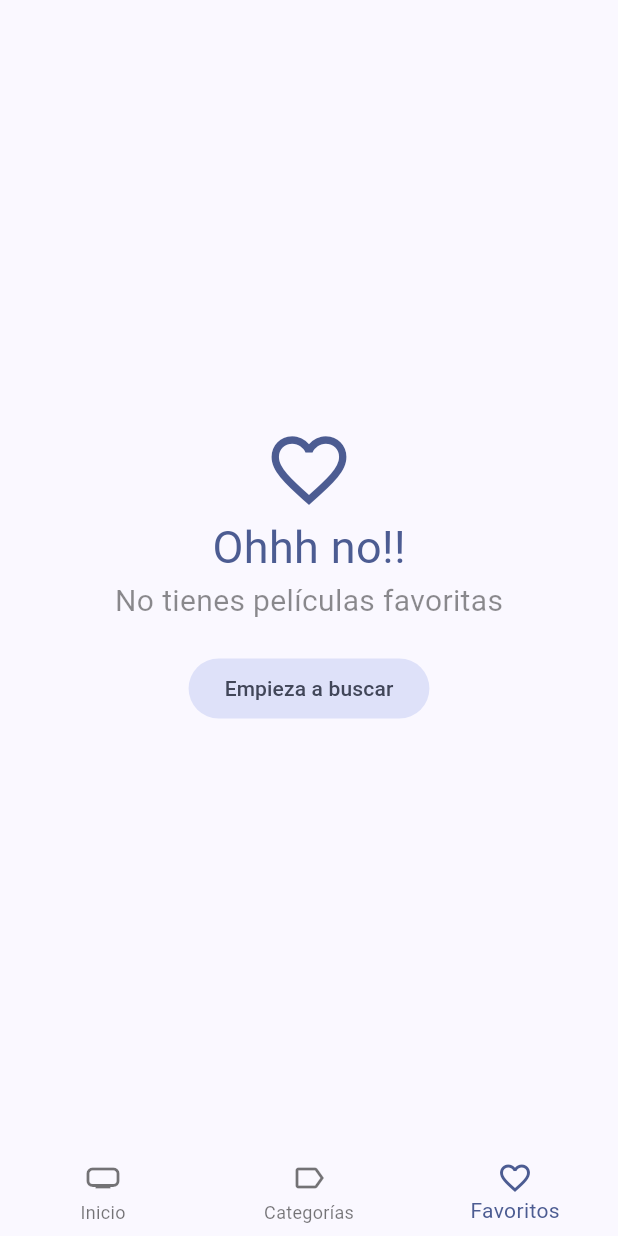
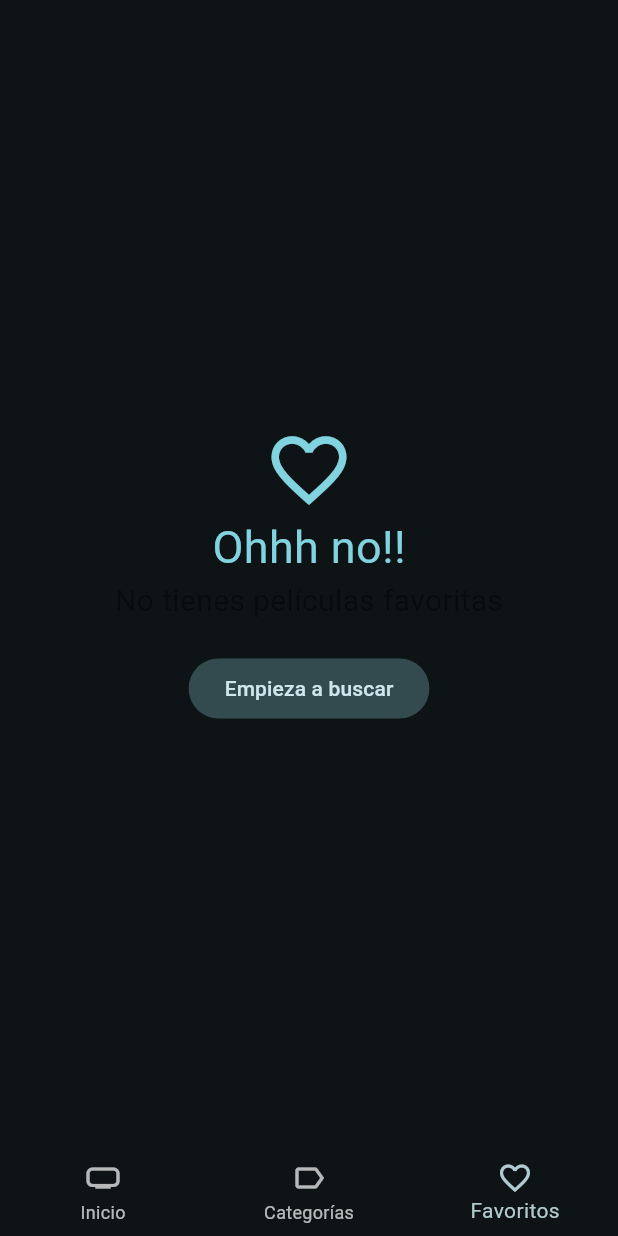
Before and after one commit to Darwinrv94/cinemapedia, a Flutter app: the screen it shows after launch, item 3 of the bottom bar chosen, on a phone screen of 412 x 824 dp. Run offline on Flutter 3.47's test engine with Material 2 defaults, Android fonts, the phone set to English and light mode, and no system bars; our stand-ins replace animate_do, card_swiper, dio, flutter_dotenv, flutter_riverpod, go_router and 1 more; accounts and stored records are empty; generated files the repository leaves out were written again; network calls fail.

Commit message:
Cambio a tema oscuro

```diff
--- a/lib/config/theme/app_theme.dart
+++ b/lib/config/theme/app_theme.dart
@@ -4,7 +4,9 @@ class AppTheme {
 
   ThemeData getTheme() => ThemeData(
     useMaterial3: true,
-    colorSchemeSeed: const Color(0xFF2862F5)
+    colorSchemeSeed: Colors.white,
+    brightness: Brightness.dark
+    //colorSchemeSeed: const Color(0xFF2862F5)
   );
 
 }
```
